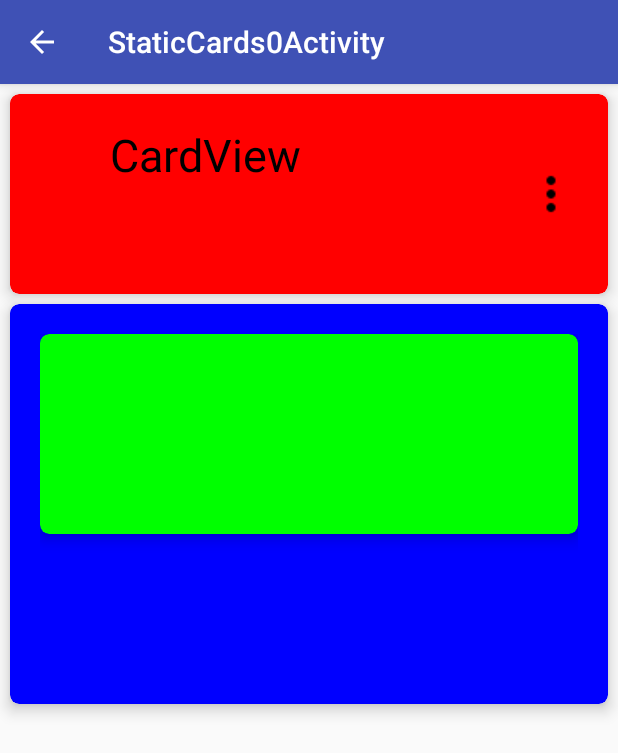
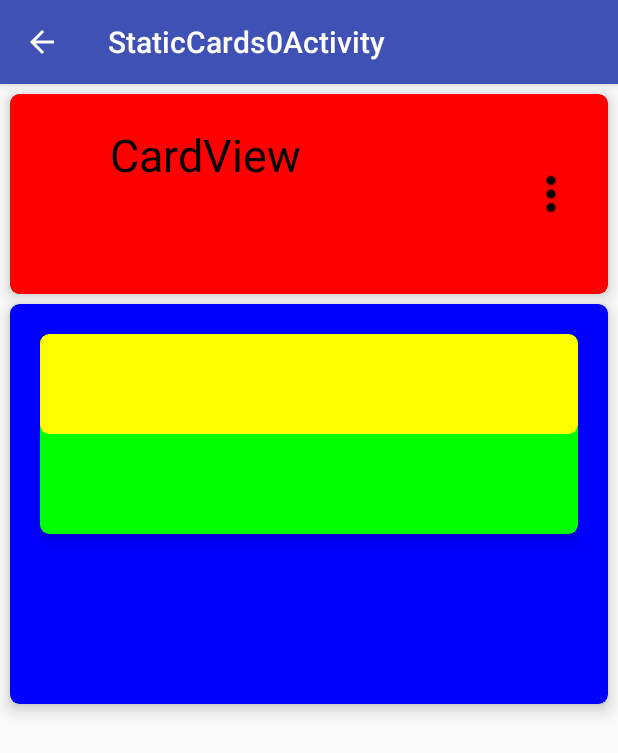
Before and after one commit to Brandon-Valley/android_app_tests, an Android app: the StaticCards0Activity screen opened directly, with no data from a screen before it, on a phone screen of 412 x 824 dp. Shown: the top 753 px of the screen. Run offline under Robolectric (Android 15) with nearby library versions, the phone set to English and light mode, and no system bars.

Commit message:
yellow card on top of green

```diff
--- a/test_app_0/app/src/main/java/com/example/brandon/test_app_0/StaticCards0Activity.java
+++ b/test_app_0/app/src/main/java/com/example/brandon/test_app_0/StaticCards0Activity.java
@@ -139,13 +139,10 @@ public class StaticCards0Activity extends AppCompatActivity {
         bigCard.setCardElevation(9);
 
 
-        //relative layout for inside of card
+        // layout for inside of big card
         RelativeLayout bigCardViewLayout = new RelativeLayout(getApplicationContext());
-//
-//        // Set the linear layout for inside the big card
-//        LinearLayout.LayoutParams bigCardViewLayout = new LinearLayout.LayoutParams(
-//                LinearLayout.LayoutParams.MATCH_PARENT,
-//                LinearLayout.LayoutParams.WRAP_CONTENT);
+//        LinearLayout bigCardViewLayout = new LinearLayout(getApplicationContext());
+
 
 
 
@@ -159,9 +156,12 @@ public class StaticCards0Activity extends AppCompatActivity {
         );
 
 //        int margin = 10;
+
+        //these still have some effect, overide parent padding???
         greenCardParams.topMargin   = margin;
         greenCardParams.rightMargin = margin;
         greenCardParams.leftMargin  = margin;
+
         greenCardParams.height = 200;  //change this to something about min hieght so it fits contents????
 
 
@@ -183,17 +183,34 @@ public class StaticCards0Activity extends AppCompatActivity {
 
 
 
+        //make 2nd small card (yellow)
+        CardView yellowCard = new CardView(mContext);
+
+        // Set the CardView layoutParams
+        LinearLayout.LayoutParams yellowCardParams = new LinearLayout.LayoutParams(
+                LinearLayout.LayoutParams.MATCH_PARENT,
+                LinearLayout.LayoutParams.WRAP_CONTENT
+        );
+
+//        int margin = 10;
+
+        //these still have some effect, overide parent padding???
+        yellowCardParams.topMargin   = margin;
+        yellowCardParams.rightMargin = margin;
+        yellowCardParams.leftMargin  = margin;
+
+        yellowCardParams.height = 100;  //change this to something about min hieght so it fits contents????
 
 
+        yellowCard.setLayoutParams(yellowCardParams);
 
+        yellowCard.setRadius(9);
+        yellowCard.setContentPadding(30, 30, 30, 30);
+        yellowCard.setCardBackgroundColor(Color.parseColor("YELLOW"));
+        yellowCard.setMaxCardElevation(15);
+        yellowCard.setCardElevation(9);
 
-
-
-
-
-
-
-
+        bigCardViewLayout.addView(yellowCard);
 
 
 
```
